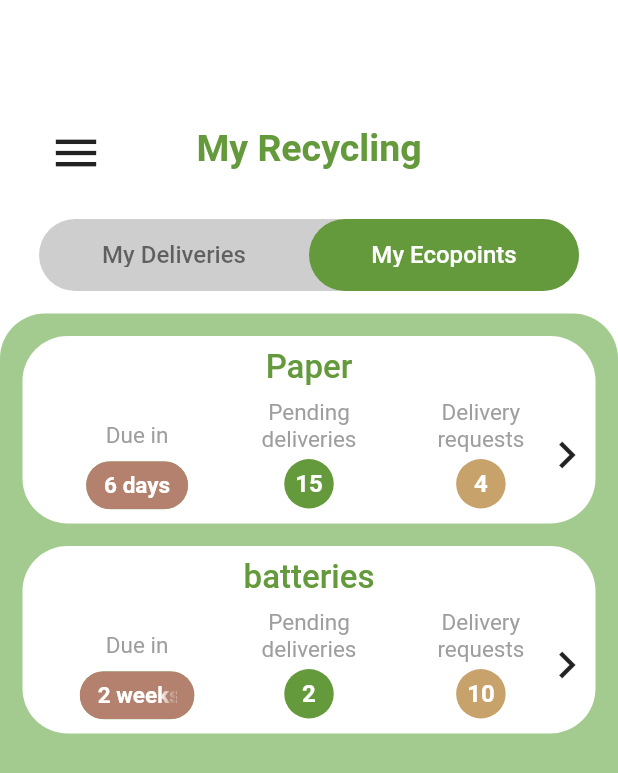
After one commit to fquesada00/Econet, a Flutter app: the MyRecycling screen opened by its route, tab 2 chosen, on a phone screen of 412 x 824 dp. The commit adds this screen. Shown: the top 773 px of the screen. Run offline on Flutter 3.47's test engine with Material 2 defaults, Android fonts, the phone set to English and light mode, and no system bars; our stand-ins replace auto_size_text, firebase_auth, firebase_core, flutter_svg, geolocator, google_maps_flutter and 2 more; missing offline and left inert: geocoder, linked_scroll_controller; accounts and stored records are empty; Roboto replaces fonts that are missing (SFProDisplay, SFProText); project files that could hold a hidden picture were left out.

Commit message:
My Recycling finalizado

```diff
--- a/lib/app.dart
+++ b/lib/app.dart
@@ -8,9 +8,9 @@ import 'package:econet/views/ecopoint/add_bags.dart';
 import 'package:econet/views/ecopoint/ecopoint_expanded.dart';
 import 'package:econet/views/ecopoint/pickDelivery.dart';
 import 'package:econet/views/ecopoint/pickWeekdayCreateEcopoint.dart';
-import 'file:///C:/Users/rodri/AndroidStudioProjects/Econet/lib/views/settings/settings.dart';
+import 'package:econet/views/my_recycling/my_recycling.dart';
+import 'package:econet/views/settings/settings.dart';
 import 'package:flutter/cupertino.dart';
-import 'package:econet/views/GMap/Ecopoint.dart';
 import 'package:flutter/material.dart';
 import 'package:econet/views/GMap/GMap.dart';
 import 'package:econet/views/auth/tutorial.dart';
@@ -51,6 +51,7 @@ class MyApp extends StatelessWidget {
           '/pickWeekday': (context) => PickWeekday(),
           '/pickTimeCreateEcopoint': (context) => PickTimeCreateEcopoint(),
           '/settings': (context) => Settings(),
+          '/my_recycling': (context) => MyRecycling(),
           '/add_bags': (context) => AddBags(),
         },
         title: 'Flutter Demo',
@@ -183,6 +184,11 @@ class _MyHomePageState extends State<MyHomePage> {
                   Navigator.pushNamed(context, '/settings');
                 }),
             RaisedButton(
+                child: Text("my recycling"),
+                onPressed: () {
+                  Navigator.pushNamed(context, '/my_recycling');
+                }),
+            RaisedButton(
               child: Text("Add Bags"),
               onPressed: () {
                 Navigator.pushNamed(context, '/add_bags');
--- a/lib/model/user.dart
+++ b/lib/model/user.dart
@@ -4,4 +4,17 @@ class User {
   String _avatarUrl;
   String _phone;
   bool _isEcollector;
+
+  User(this._fullName, this._email, this._avatarUrl, this._phone,
+      this._isEcollector);
+
+  String get fullName => _fullName;
+
+  String get email => _email;
+
+  bool get isEcollector => _isEcollector;
+
+  String get phone => _phone;
+
+  String get avatarUrl => _avatarUrl;
 }
--- /dev/null
+++ b/lib/views/my_recycling/my_recycling.dart
@@ -0,0 +1,112 @@
+import 'package:econet/presentation/constants.dart';
+import 'package:econet/views/widgets/tab_slide_choose.dart';
+import 'package:flutter/cupertino.dart';
+import 'package:flutter/material.dart';
+
+import 'my_recycling_deliveries_tab.dart';
+import 'my_recycling_ecopoints_tab.dart';
+
+class MyRecycling extends StatelessWidget {
+  int selected = 0;
+  final List<String> tabNames = ["My Deliveries", "My Ecopoints"];
+
+  @override
+  Widget build(BuildContext context) {
+    return Scaffold(
+      resizeToAvoidBottomInset: false,
+      backgroundColor: Colors.white,
+      body: Column(
+        children: <Widget>[
+          NavBar2(text: "My Recycling", backgroundColor: Colors.white, textColor: GREEN_DARK),
+
+          Expanded(
+            child: DefaultTabController(
+              length: tabNames.length,
+              child: Column(
+                children: <Widget>[
+                  Padding(
+                    padding: EdgeInsets.only(left: 26, right: 26, top: 26),
+                    child: TabSlideChoose(
+                      //funcion que guarda cual se encuentra seleccionado
+                            (int newSelected) {
+                          selected = newSelected;
+                        }, tabNames, Colors.grey.withOpacity(0.5), GREEN_DARK),
+                  ),
+                  Expanded(
+                    child: TabBarView(
+                      children: <Widget>[
+                        MyRecyclingDeliveriesTab(),
+                        MyRecyclingEcopointsTab()
+                      ],
+                    ),
+                  ),
+                ],
+              ),
+            ),
+          ),
+        ],
+      ),
+    );
+  }
+
+}
+
+//si se usa en otro lado extraer como widget
+class NavBar2 extends StatelessWidget implements PreferredSizeWidget {
+  final String text;
+  final Color backgroundColor;
+  final Color textColor;
+  final double height;
+
+  NavBar2({this.text,
+    this.backgroundColor,
+    this.textColor,
+    this.height = 120});
+
+  @override
+  Widget build(BuildContext context) {
+    Size size = MediaQuery
+        .of(context)
+        .size;
+
+    return Container(
+      color: backgroundColor,
+      height: height,
+      width: size.width,
+      child: Row(
+        crossAxisAlignment: CrossAxisAlignment.end,
+        children: <Widget>[
+          Expanded(
+            child: Align(
+              alignment: Alignment(1, 1),
+              child: Icon(
+                Icons.menu,
+                size: 36,
+              ),
+            ),
+          ),
+          Expanded(
+            flex: 4,
+            child: Padding(
+              padding: const EdgeInsets.all(7.0),
+              child: Text(
+                text,
+                textAlign: TextAlign.center,
+                style: TextStyle(
+                  color: textColor,
+                  fontSize: 25,
+                  fontFamily: 'SFProDisplay',
+                  fontWeight: FontWeight.w700,
+                ),
+              ),
+            ),
+          ),
+          Spacer(),
+        ],
+      ),
+    );
+  }
+
+  @override
+  Size get preferredSize => Size.fromHeight(height);
+}
--- /dev/null
+++ b/lib/views/my_recycling/my_recycling_ecopoints_tab.dart
@@ -0,0 +1,170 @@
+import 'package:econet/presentation/constants.dart';
+import 'package:flutter/cupertino.dart';
+import 'package:flutter/material.dart';
+
+//TODO: REEMPLAZAR ESTA CLASE POR LO QUE SE RECIBE DE LA API
+class DeliverInformation {
+  String residue;
+  String timeRemaining;
+  int pendingDeliveries;
+  int requestedDeliveries;
+
+  DeliverInformation(this.residue, this.timeRemaining, this.pendingDeliveries,
+      this.requestedDeliveries);
+}
+
+class MyRecyclingEcopointsTab extends StatelessWidget {
+  //DATOS HARDCODEADOS
+  List<DeliverInformation> deliveriesList = [
+    DeliverInformation("Paper", "6 days", 15, 4),
+    DeliverInformation("batteries", "2 weeks", 2, 10),
+  ];
+
+  @override
+  Widget build(BuildContext context) {
+    return Container(
+      margin: EdgeInsets.only(top: 15),
+      height: double.infinity,
+      decoration: BoxDecoration(
+        borderRadius: BorderRadius.only(
+            topLeft: Radius.circular(30), topRight: Radius.circular(30)),
+        color: GREEN_MEDIUM,
+      ),
+      child: SingleChildScrollView(
+        padding: EdgeInsets.only(bottom: 15),
+        child: Column(
+          children: List.generate(deliveriesList.length, (index) {
+            return Container(
+              margin: EdgeInsets.only(top: 15, left: 15, right: 15),
+              padding: EdgeInsets.symmetric(vertical: 8),
+              decoration: BoxDecoration(
+                borderRadius: BorderRadius.all(Radius.circular(30)),
+                color: Colors.white,
+              ),
+              child: Column(
+                children: [
+                  Padding(
+                    padding: const EdgeInsets.only(bottom: 8.0),
+                    child: Text(
+                      deliveriesList[index].residue,
+                      textAlign: TextAlign.center,
+                      style: TextStyle(
+                        color: GREEN_DARK,
+                        fontSize: 22,
+                        fontFamily: 'SFProDisplay',
+                        fontWeight: FontWeight.w500,
+                      ),
+                    ),
+                  ),
+                  Row(
+                    children: <Widget>[
+                      Spacer(),
+                      Expanded(
+                        flex: 2,
+                        child: Container(
+                          height: 72,
+                          child: Column(
+                            mainAxisAlignment: MainAxisAlignment.end,
+                            children: [
+                              Padding(
+                                padding: const EdgeInsets.only(bottom: 8.0),
+                                child: Text(
+                                  "Due in",
+                                  textAlign: TextAlign.center,
+                                  style: TextStyle(
+                                    color: Colors.grey,
+                                    fontSize: 15,
+                                    fontFamily: 'SFProDisplay',
+                                  ),
+                                ),
+                              ),
+                              Chip(
+                                materialTapTargetSize: MaterialTapTargetSize.shrinkWrap,
+                                label: Text(
+                                  deliveriesList[index].timeRemaining,
+                                  style: TextStyle(
+                                    color: Colors.white,
+                                    fontSize: 15,
+                                    fontFamily: 'SFProDisplay',
+                                    fontWeight: FontWeight.w700,
+                                  ),
+                                ),
+                                backgroundColor: BROWN_DARK,
+                              ),
+                            ],
+                          ),
+                        ),
+                      ),
+                      Spacer(),
+                      Expanded(
+                        flex: 2,
+                        child: textAboveNumberedCircle(
+                            "Pending deliveries",
+                            deliveriesList[index].pendingDeliveries,
+                            GREEN_DARK),
+                      ),
+                      Spacer(),
+                      Expanded(
+                        flex: 2,
+                        child: textAboveNumberedCircle(
+                            "Delivery requests",
+                            deliveriesList[index].requestedDeliveries,
+                            BROWN_MEDIUM),
+                      ),
+                      Expanded(
+                        flex: 1,
+                        child: Container(
+                          alignment: Alignment.topCenter,
+                          child: Icon(
+                            Icons.chevron_right,
+                            size: 36,
+                          ),
+                        ),
+                      ),
+                    ],
+                  ),
+                ],
+              ),
+            );
+          }),
+        ),
+      ),
+    );
+  }
+
+  Widget textAboveNumberedCircle(String text, int number, Color circleColor) {
+    return Container(
+      height: 75,
+      child: Column(
+        children: [
+          Padding(
+            padding: const EdgeInsets.only(bottom: 4.0),
+            child: Text(
+              text,
+              textAlign: TextAlign.center,
+              style: TextStyle(
+                color: Colors.grey,
+                fontSize: 15,
+                fontFamily: 'SFProDisplay',
+              ),
+            ),
+          ),
+          Container(
+            alignment: Alignment.center,
+            height: 33,
+            width: 33,
+            decoration: BoxDecoration(
+              shape: BoxShape.circle,
+              color: circleColor,
+            ),
+            child: Text(
+              number.toString(),
+              style: TextStyle(
+                  color: Colors.white, fontWeight: FontWeight.w600, fontSize: 16),
+            ),
+          ),
+        ],
+      ),
+    );
+  }
+}
--- a/lib/views/settings/settings.dart
+++ b/lib/views/settings/settings.dart
@@ -9,7 +9,6 @@ import 'package:flutter/material.dart';
 class Settings extends StatelessWidget {
   int selected = 0;
   final List<String> tabNames = ["App", "Account"];
-  final List<Widget> tabContents = [SettingsAppTab(), SettingsAccountTab()];
 
   @override
   Widget build(BuildContext context) {
@@ -23,7 +22,6 @@ class Settings extends StatelessWidget {
             withBack: true,
             backgroundColor: Colors.white,
             textColor: GREEN_DARK,
-            height: 120,
           ),
           Expanded(
             child: DefaultTabController(
--- a/lib/views/settings/settings_account_tab.dart
+++ b/lib/views/settings/settings_account_tab.dart
@@ -2,6 +2,7 @@ import 'package:flutter/cupertino.dart';
 import 'package:flutter/material.dart';
 import 'package:flutter_svg/flutter_svg.dart';
 
+//widget auxiliar
 class SettingDetails extends StatelessWidget {
   String name; //deberia estar la funcion que te lleve a donde sea pertinente
 
--- a/lib/views/settings/settings_app_tab.dart
+++ b/lib/views/settings/settings_app_tab.dart
@@ -1,5 +1,4 @@
 import 'package:econet/presentation/constants.dart';
-import 'package:econet/views/widgets/tab_slide_choose.dart';
 import 'package:flutter/cupertino.dart';
 import 'package:flutter/material.dart';
 
--- a/lib/views/widgets/tab_slide_choose.dart
+++ b/lib/views/widgets/tab_slide_choose.dart
@@ -23,7 +23,7 @@ class _TabSlideChooseState extends State<TabSlideChoose> {
     return Container(
       decoration: BoxDecoration(
         color: widget.backgroundColor,
-        borderRadius: BorderRadius.all(Radius.circular(20)),
+        borderRadius: BorderRadius.all(Radius.circular(50)),
       ),
       child: TabBar(
         unselectedLabelColor: widget.backgroundColor,
```
Also changed, not shown: lib/model/ecopoint_delivery.dart (+14 -0 lines), lib/views/my_recycling/my_recycling_deliveries_tab.dart (added, +115 -0 lines).
